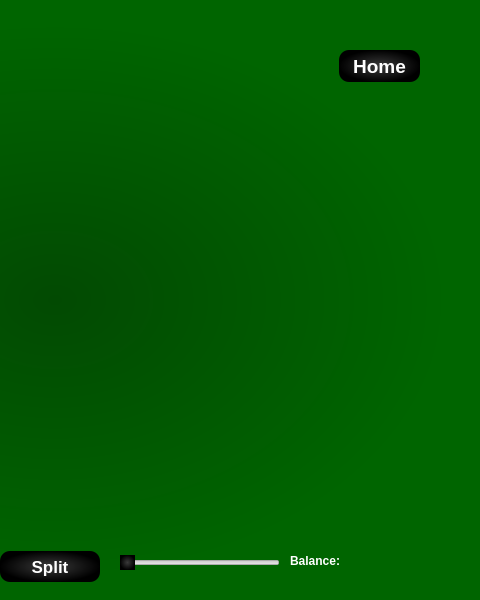
Before: the Qt Designer form game.ui in jasonpliszak/BlackJackGame_EC327, drawn with Qt 5; both pictures show x 370 to 850 and y 0 to 600 of the 850 by 600 pixel window.
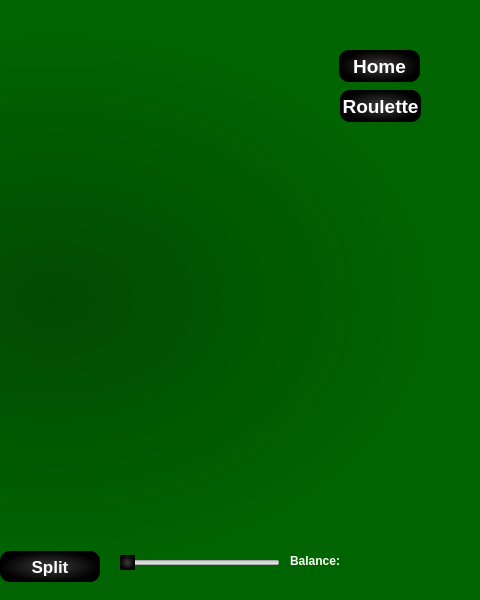
After: the same form once the commit is applied.

Commit message: Implemented switch between games functionality, Edited UI to make more streamlined

```diff
--- a/game.ui
+++ b/game.ui
@@ -10,8 +10,14 @@
     <height>600</height>
    </rect>
   </property>
+  <property name="baseSize">
+   <size>
+    <width>850</width>
+    <height>600</height>
+   </size>
+  </property>
   <property name="windowTitle">
-   <string>Form</string>
+   <string>BlackJack</string>
   </property>
   <property name="autoFillBackground">
    <bool>true</bool>
@@ -761,7 +767,7 @@
     <rect>
      <x>490</x>
      <y>520</y>
-     <width>111</width>
+     <width>141</width>
      <height>16</height>
     </rect>
    </property>
@@ -825,6 +831,31 @@
     <string>Home</string>
    </property>
   </widget>
+  <widget class="QPushButton" name="openRoulette">
+   <property name="geometry">
+    <rect>
+     <x>710</x>
+     <y>90</y>
+     <width>81</width>
+     <height>32</height>
+    </rect>
+   </property>
+   <property name="font">
+    <font>
+     <family>Arial</family>
+     <pointsize>14</pointsize>
+     <bold>true</bold>
+    </font>
+   </property>
+   <property name="styleSheet">
+    <string notr="true">color:white;
+background-color: qradialgradient(spread:pad, cx:0.5, cy:0.5, radius:0.5, fx:0.5, fy:0.5, stop:0 rgba(58, 58, 58, 255), stop:1 rgba(0, 0, 0, 255));
+border-radius:10px;</string>
+   </property>
+   <property name="text">
+    <string>Roulette</string>
+   </property>
+  </widget>
   <zorder>Background</zorder>
   <zorder>backtexture</zorder>
   <zorder>DC1</zorder>
@@ -867,6 +898,7 @@
   <zorder>BetValue</zorder>
   <zorder>BalanceLabel</zorder>
   <zorder>Home</zorder>
+  <zorder>openRoulette</zorder>
  </widget>
  <resources/>
  <connections/>
```
The commit also changes 28 other files.
